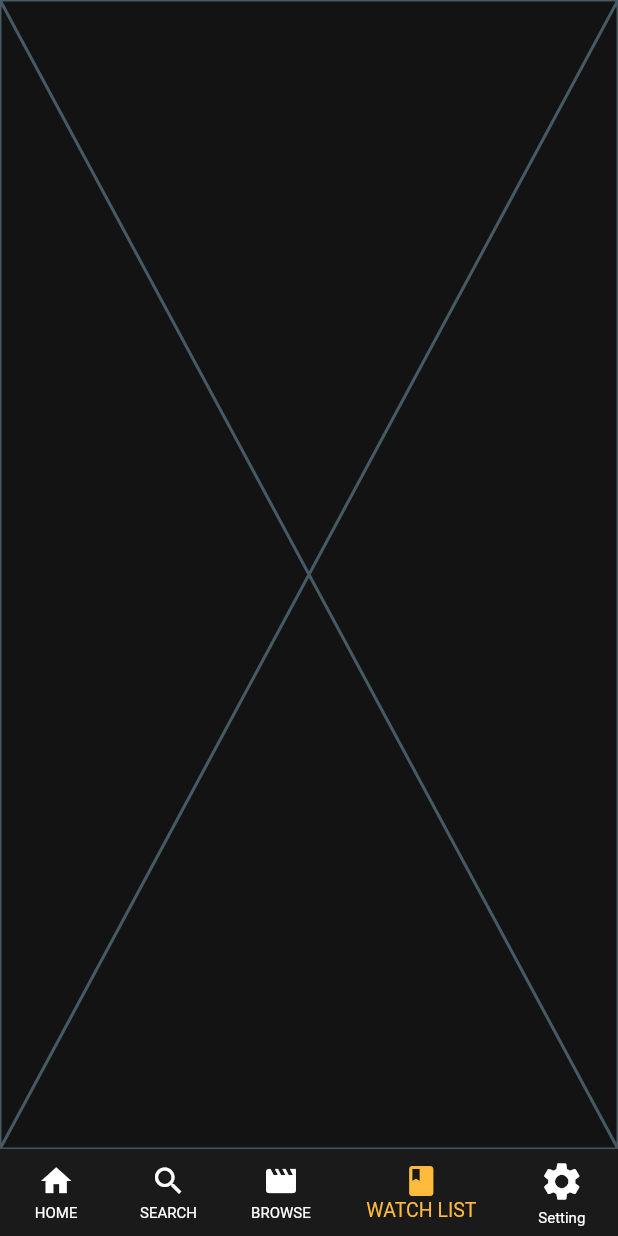
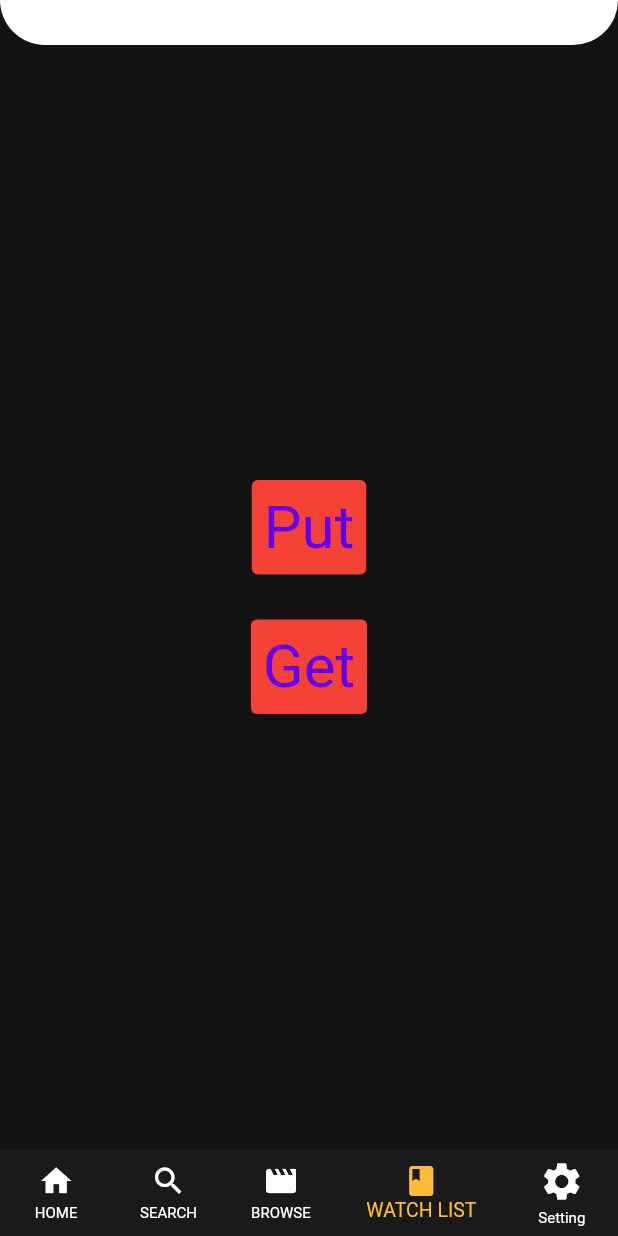
Before and after one commit to Pavly13Waheb/movies, a Flutter app: the screen it shows after launch, item 4 of the bottom bar chosen, on a phone screen of 412 x 824 dp. Run offline on Flutter 3.47's test engine with Material 2 defaults, Android fonts, the phone set to English and light mode, and no system bars; our stand-ins replace hive_flutter, internet_connection_checker, shared_preferences; accounts and stored records are empty; generated files the repository leaves out were written again; network calls fail.

Commit message:
still working

```diff
--- a/lib/home_screen/navbar_home_screens/browse_tab/browse_tab.dart
+++ b/lib/home_screen/navbar_home_screens/browse_tab/browse_tab.dart
@@ -1,9 +1,10 @@
 import 'package:flutter/material.dart';
 import 'package:flutter_gen/gen_l10n/app_localizations.dart';
+import 'package:movies/home_screen/navbar_home_screens/browse_tab/category_movie_list/category_movies_list_args.dart';
 import 'package:movies/home_screen/navbar_home_screens/browse_tab/category_movies_list_view/category_movies_list.dart';
-import 'package:movies/home_screen/navbar_home_screens/browse_tab/category_movie_list/category_movies_list_args.dart';
 import 'package:movies/theme/app_material.dart';
 import 'package:provider/provider.dart';
+
 import '../../../repo/movie_category_repo.dart';
 
 class BrowseTab extends StatefulWidget {
--- a/lib/home_screen/navbar_home_screens/watch_list_tab/watch_list_tab.dart
+++ b/lib/home_screen/navbar_home_screens/watch_list_tab/watch_list_tab.dart
@@ -1,10 +1,94 @@
-import 'package:flutter/cupertino.dart';
+import 'package:flutter/material.dart';
+import 'package:hive_flutter/adapters.dart';
+import 'package:internet_connection_checker/internet_connection_checker.dart';
+import 'package:movies/API/model_movies_api/api_category_movie.dart';
+import 'package:movies/repo/movie_category_repo.dart';
+import 'package:provider/provider.dart';
 
-class WatchListTab extends StatelessWidget {
-  const WatchListTab({super.key});
+class WatchListTab extends StatefulWidget {
+  @override
+  State<WatchListTab> createState() => _WatchListTabState();
+}
+
+class _WatchListTabState extends State<WatchListTab> {
+  MovieCategoryRepo browstest = MovieCategoryRepo();
+
+  List first = [1, 2, 23, 5, 5, 45, 454, 56, 6, 78, 64, 56, 5];
+  List second = [];
+
+  @override
+  void initState() {
+    // TODO: implement initState
+    browstest.getGenres();
+    super.initState();
+  }
 
   @override
   Widget build(BuildContext context) {
-    return const Placeholder();
+    List<Genres> test = browstest.genres;
+    return ChangeNotifierProvider(
+      create: (context) {
+        return browstest;
+      },
+      builder: (context, child) {
+        return Scaffold(
+          appBar: AppBar(
+            backgroundColor: Theme.of(context).colorScheme.inversePrimary,
+            title: const Text(""),
+            actions: [
+              IconButton(onPressed: () {}, icon: const Icon(Icons.abc))
+            ],
+          ),
+          body: ValueListenableBuilder(
+            valueListenable: Hive.box('settings').listenable(),
+            builder: (context, box, child) {
+              return Center(
+                child: Column(
+                  mainAxisAlignment: MainAxisAlignment.center,
+                  children: [
+                    TextButton(
+                      style: const ButtonStyle(
+                          textStyle:
+                              MaterialStatePropertyAll(TextStyle(fontSize: 40)),
+                          backgroundColor:
+                              MaterialStatePropertyAll(Colors.red)),
+                      child: const Text("Put"),
+                      onPressed: () {
+                        box.put("key", browstest.genres);
+                        print("++++++++++++++Added Hive Key+++++++++++++++++");
+                      },
+                    ),
+                    const SizedBox(
+                      height: 30,
+                    ),
+                    TextButton(
+                      style: const ButtonStyle(
+                          textStyle:
+                              MaterialStatePropertyAll(TextStyle(fontSize: 40)),
+                          backgroundColor:
+                              MaterialStatePropertyAll(Colors.red)),
+                      child: const Text("Get"),
+                      onPressed: () async {
+                        bool result =
+                            await InternetConnectionChecker().hasConnection;
+                        if (result == true) {
+                          print('YAY! Free cute dog pics!');
+                          test = browstest.genres;
+                          print(test);
+                        } else {
+                          print('No internet :( Reason:');
+                          var getBox = box.get("key");
+                          print("===================$getBox===============");
+                        }
+                      },
+                    ),
+                  ],
+                ),
+              );
+            },
+          ),
+        );
+      },
+    );
   }
 }
--- a/lib/repo/movie_category_repo.dart
+++ b/lib/repo/movie_category_repo.dart
@@ -1,13 +1,15 @@
 import 'package:flutter/cupertino.dart';
 import 'package:movies/API/api_statics_data.dart';
+
 import '../API/model_movies_api/api_category_movie.dart';
 
 class MovieCategoryRepo extends ChangeNotifier {
   List<Genres> genres = [];
 
   void getGenres() async {
-    ApiCategoriesMovieDM apiCategoriesMovieDM = await ApiMovieManager.getCategory();
-     genres = apiCategoriesMovieDM.genres!;
+    ApiCategoriesMovieDM apiCategoriesMovieDM =
+        await ApiMovieManager.getCategory();
+    genres = apiCategoriesMovieDM.genres!;
     notifyListeners();
   }
 }
--- a/pubspec.yaml
+++ b/pubspec.yaml
@@ -47,6 +47,11 @@ dependencies:
   cloud_firestore: ^4.8.2
   firebase_core: ^2.14.0
   hive: ^2.2.3
+  hive_flutter: ^1.1.0
+  internet_connection_checker: ^1.0.0+1
+  path_provider: ^2.0.15
+  build_runner: ^2.4.6
+  hive_generator: ^2.0.0
 
 
 
```
Also changed, not shown: lib/main.dart (+5 -2 lines), pubspec.lock, 1 other file.
